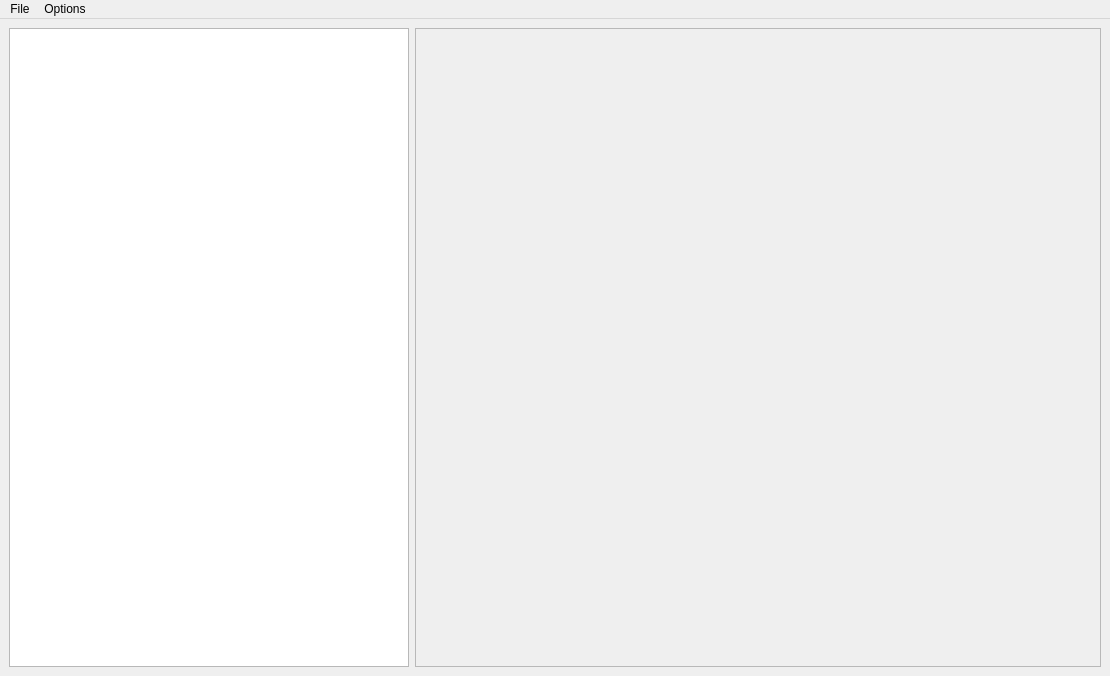
The window that ui/main_window.ui (LeonidDubrovin/h5_visualizer) describes before a commit, drawn with Qt 5.
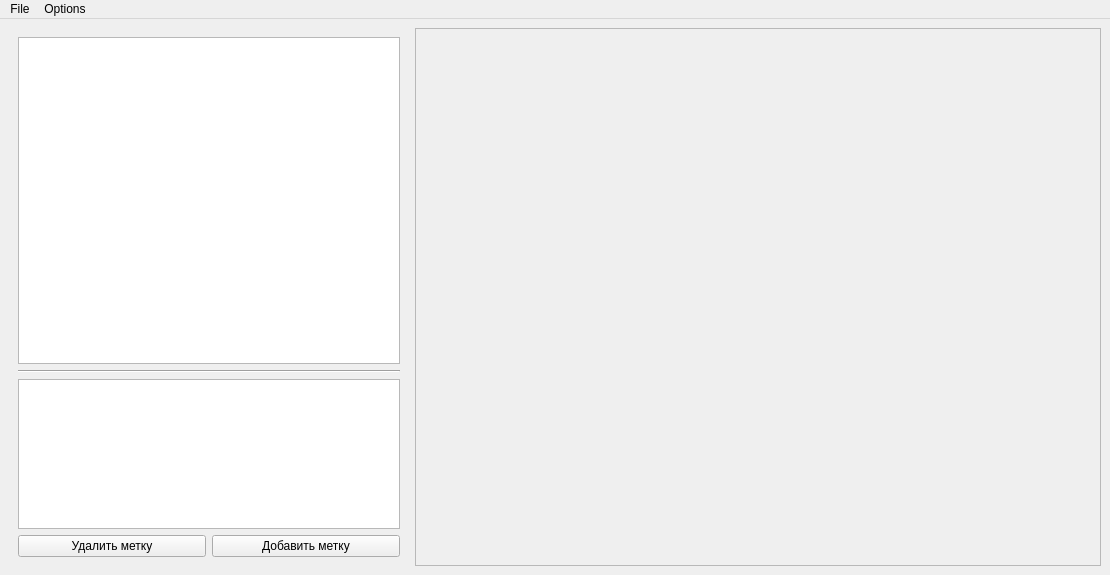
The same window after the commit.

Commit message: добавлены метки

What changed in the file:
```diff
--- a/ui/main_window.ui
+++ b/ui/main_window.ui
@@ -7,39 +7,95 @@
     <x>0</x>
     <y>0</y>
     <width>1110</width>
-    <height>676</height>
+    <height>575</height>
    </rect>
   </property>
   <property name="windowTitle">
    <string>MainWindow</string>
   </property>
   <widget class="QWidget" name="centralwidget">
+   <property name="enabled">
+    <bool>true</bool>
+   </property>
    <layout class="QVBoxLayout" name="verticalLayout">
     <item>
      <layout class="QGridLayout" name="gridLayout">
-      <item row="0" column="0">
+      <item row="1" column="0">
        <layout class="QHBoxLayout" name="horizontalLayout">
         <item>
-         <widget class="QTableView" name="tableView">
-          <property name="minimumSize">
-           <size>
-            <width>400</width>
-            <height>0</height>
-           </size>
-          </property>
+         <widget class="QWidget" name="verticalWidget" native="true">
           <property name="maximumSize">
            <size>
             <width>400</width>
             <height>16777215</height>
            </size>
           </property>
+          <layout class="QVBoxLayout" name="verticalLayout_2">
+           <item>
+            <widget class="QTableView" name="tableViewData">
+             <property name="minimumSize">
+              <size>
+               <width>0</width>
+               <height>0</height>
+              </size>
+             </property>
+             <property name="maximumSize">
+              <size>
+               <width>16777215</width>
+               <height>16777215</height>
+              </size>
+             </property>
+            </widget>
+           </item>
+           <item>
+            <widget class="Line" name="line">
+             <property name="orientation">
+              <enum>Qt::Horizontal</enum>
+             </property>
+            </widget>
+           </item>
+           <item>
+            <widget class="QTableView" name="tableViewMarks">
+             <property name="minimumSize">
+              <size>
+               <width>0</width>
+               <height>100</height>
+              </size>
+             </property>
+             <property name="maximumSize">
+              <size>
+               <width>16777215</width>
+               <height>150</height>
+              </size>
+             </property>
+            </widget>
+           </item>
+           <item>
+            <layout class="QHBoxLayout" name="horizontalLayout_2">
+             <item>
+              <widget class="QPushButton" name="btnDeleteMark">
+               <property name="text">
+                <string>Удалить метку</string>
+               </property>
+              </widget>
+             </item>
+             <item>
+              <widget class="QPushButton" name="btnAddMark">
+               <property name="text">
+                <string>Добавить метку</string>
+               </property>
+              </widget>
+             </item>
+            </layout>
+           </item>
+          </layout>
          </widget>
         </item>
         <item>
          <widget class="QFrame" name="plotFrame">
           <property name="minimumSize">
            <size>
-            <width>300</width>
+            <width>600</width>
             <height>0</height>
            </size>
           </property>
```
The commit also changes 2 other files.
